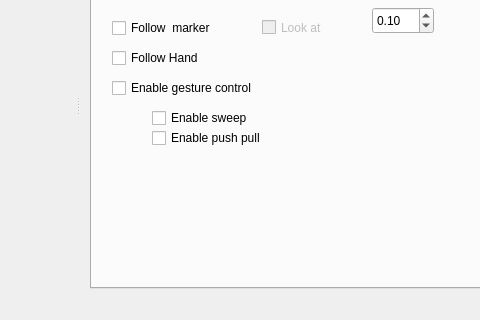
First picture: the form in hiveground/hg_apps/hg_inspector_arm/src/inspector_arm.ui, repository cuixiongyi/hiveground-ros-pkg, before the edit; both pictures show x 125 to 605 and y 136 to 456 of the 700 by 456 pixel window.
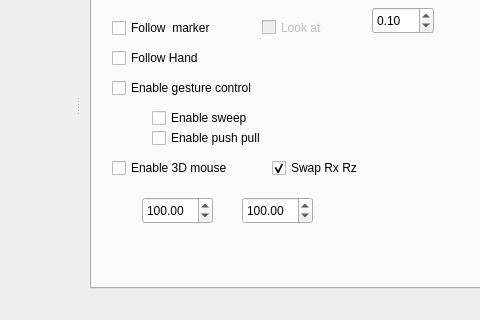
Second picture: the form after the edit.

Commit message: added 3D mouse support added IK check in inspection point property editor

```diff
--- a/hiveground/hg_apps/hg_inspector_arm/src/inspector_arm.ui
+++ b/hiveground/hg_apps/hg_inspector_arm/src/inspector_arm.ui
@@ -134,6 +134,85 @@
          <string>Enable push pull</string>
         </property>
        </widget>
+       <widget class="QDoubleSpinBox" name="doubleSpinBoxLinearScale">
+        <property name="geometry">
+         <rect>
+          <x>50</x>
+          <y>250</y>
+          <width>71</width>
+          <height>27</height>
+         </rect>
+        </property>
+        <property name="decimals">
+         <number>2</number>
+        </property>
+        <property name="minimum">
+         <double>1.000000000000000</double>
+        </property>
+        <property name="maximum">
+         <double>1000.000000000000000</double>
+        </property>
+        <property name="singleStep">
+         <double>0.010000000000000</double>
+        </property>
+        <property name="value">
+         <double>100.000000000000000</double>
+        </property>
+       </widget>
+       <widget class="QDoubleSpinBox" name="doubleSpinBoxAngularScale">
+        <property name="geometry">
+         <rect>
+          <x>150</x>
+          <y>250</y>
+          <width>71</width>
+          <height>27</height>
+         </rect>
+        </property>
+        <property name="decimals">
+         <number>2</number>
+        </property>
+        <property name="minimum">
+         <double>1.000000000000000</double>
+        </property>
+        <property name="maximum">
+         <double>1000.000000000000000</double>
+        </property>
+        <property name="singleStep">
+         <double>0.010000000000000</double>
+        </property>
+        <property name="value">
+         <double>100.000000000000000</double>
+        </property>
+       </widget>
+       <widget class="QCheckBox" name="checkBox3DMouse">
+        <property name="geometry">
+         <rect>
+          <x>20</x>
+          <y>210</y>
+          <width>141</width>
+          <height>22</height>
+         </rect>
+        </property>
+        <property name="text">
+         <string>Enable 3D mouse</string>
+        </property>
+       </widget>
+       <widget class="QCheckBox" name="checkBoxSwapRxRz">
+        <property name="geometry">
+         <rect>
+          <x>180</x>
+          <y>210</y>
+          <width>97</width>
+          <height>22</height>
+         </rect>
+        </property>
+        <property name="text">
+         <string>Swap Rx Rz</string>
+        </property>
+        <property name="checked">
+         <bool>true</bool>
+        </property>
+       </widget>
       </widget>
       <widget class="QWidget" name="tab_2">
        <attribute name="title">
```
The commit also changes 8 other files.
